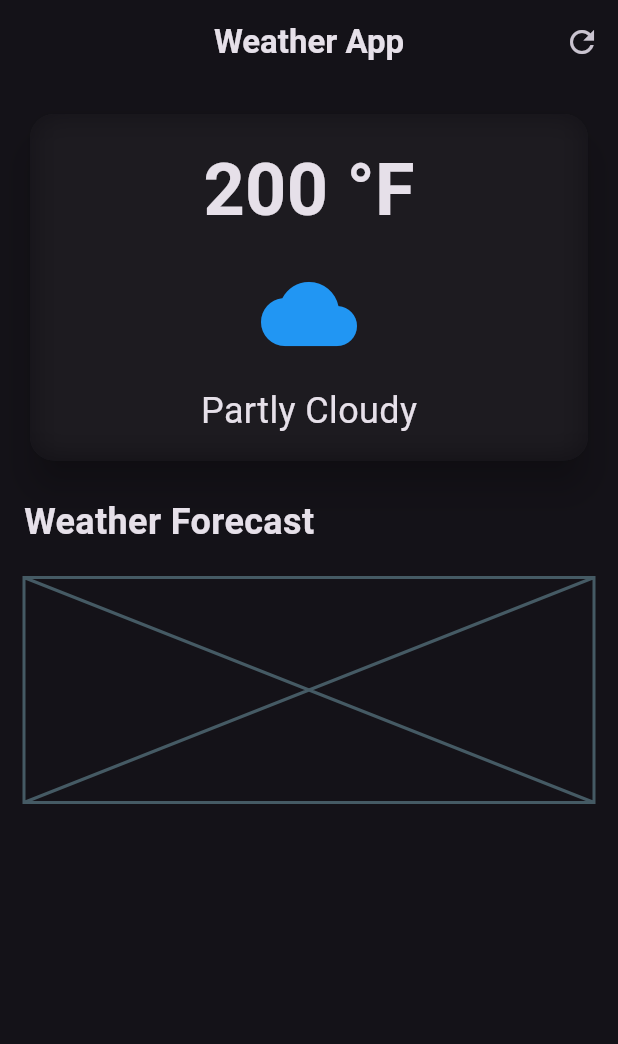
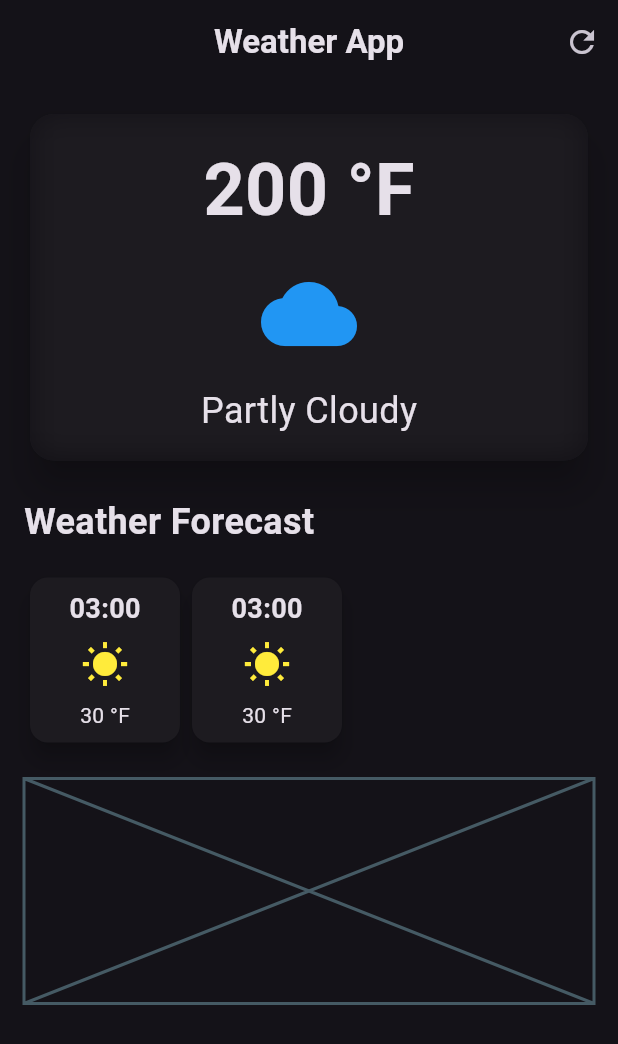
Before and after one commit to nhm20/weather_app, a Flutter app: the screen it shows after launch, on a phone screen of 412 x 824 dp. Shown: the top 1044 px of the screen. Run offline on Flutter 3.47's test engine with Material 3 defaults, Android fonts, the phone set to English and light mode, and no system bars.

Commit message:
Row  Widget

```diff
--- a/lib/weather_screen_layout.dart
+++ b/lib/weather_screen_layout.dart
@@ -26,6 +26,7 @@ class WeatherScreen extends StatelessWidget {
       body: Padding(
         padding: const EdgeInsets.all(16.0),
         child: Column(
+          crossAxisAlignment: CrossAxisAlignment.start,
           children: [
             //main card
             SizedBox(
@@ -67,13 +68,68 @@ class WeatherScreen extends StatelessWidget {
             ),
             const SizedBox(height: 20),
             //weather forecast cards
-            Align(
-              alignment: Alignment.centerLeft,
-              child: Text(
-                'Weather Forecast',
-                style: TextStyle(fontSize: 24, fontWeight: FontWeight.bold),
-              ),
+            const Text(
+              "Weather Forecast",
+              style: TextStyle(fontSize: 24, fontWeight: FontWeight.bold),
             ),
+            const SizedBox(height: 16),
+            Row(
+              children: [
+                Card(
+                  elevation: 6,
+                  child: Container(
+                    width: 100,
+                    padding: EdgeInsets.all(8),
+                    decoration: BoxDecoration(
+                      borderRadius: BorderRadius.circular(8),
+                    ),
+                    child: Column(
+                      mainAxisAlignment: MainAxisAlignment.center,
+                      children: [
+                        Text(
+                          '03:00',
+                          style: TextStyle(
+                            fontSize: 18,
+                            fontWeight: FontWeight.bold,
+                          ),
+                        ),
+                        const SizedBox(height: 8),
+                        Icon(Icons.wb_sunny, size: 32, color: Colors.yellow),
+                        const SizedBox(height: 8),
+                        Text('30 °F'),
+                      ],
+                    ),
+                  ),
+                ),
+                Card(
+                  elevation: 6,
+                  child: Container(
+                    width: 100,
+                    padding: EdgeInsets.all(8),
+                    decoration: BoxDecoration(
+                      borderRadius: BorderRadius.circular(8),
+                    ),
+                    child: Column(
+                      mainAxisAlignment: MainAxisAlignment.center,
+                      children: [
+                        Text(
+                          '03:00',
+                          style: TextStyle(
+                            fontSize: 18,
+                            fontWeight: FontWeight.bold,
+                          ),
+                        ),
+                        const SizedBox(height: 8),
+                        Icon(Icons.wb_sunny, size: 32, color: Colors.yellow),
+                        const SizedBox(height: 8),
+                        Text('30 °F'),
+                      ],
+                    ),
+                  ),
+                ),
+              ],
+            ),
+
             const SizedBox(height: 20),
             //additional information cards
             const Placeholder(fallbackHeight: 150),
```
